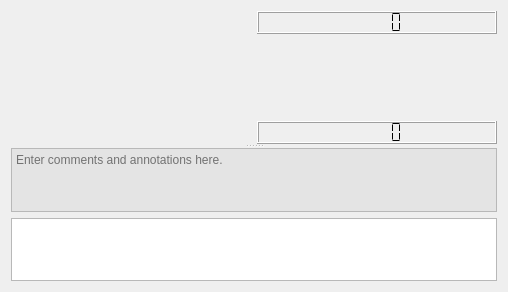
This is src/gui/boardviewex.ui in Isarhamster/chessx as Qt 5 draws it before an edit. The edited form follows.
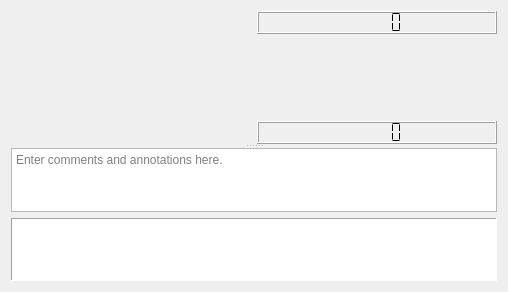
This is the edited form. Custom widgets are drawn as their Qt base class.

What changed in the file:
```diff
--- a/src/gui/boardviewex.ui
+++ b/src/gui/boardviewex.ui
@@ -153,73 +153,12 @@
             <verstretch>0</verstretch>
            </sizepolicy>
           </property>
-          <property name="palette">
-           <palette>
-            <active>
-             <colorrole role="Base">
-              <brush brushstyle="SolidPattern">
-               <color alpha="255">
-                <red>230</red>
-                <green>230</green>
-                <blue>230</blue>
-               </color>
-              </brush>
-             </colorrole>
-             <colorrole role="Highlight">
-              <brush brushstyle="SolidPattern">
-               <color alpha="255">
-                <red>216</red>
-                <green>216</green>
-                <blue>216</blue>
-               </color>
-              </brush>
-             </colorrole>
-            </active>
-            <inactive>
-             <colorrole role="Base">
-              <brush brushstyle="SolidPattern">
-               <color alpha="255">
-                <red>228</red>
-                <green>228</green>
-                <blue>228</blue>
-               </color>
-              </brush>
-             </colorrole>
-             <colorrole role="Highlight">
-              <brush brushstyle="SolidPattern">
-               <color alpha="255">
-                <red>212</red>
-                <green>212</green>
-                <blue>212</blue>
-               </color>
-              </brush>
-             </colorrole>
-            </inactive>
-            <disabled>
-             <colorrole role="Base">
-              <brush brushstyle="SolidPattern">
-               <color alpha="255">
-                <red>236</red>
-                <green>236</green>
-                <blue>236</blue>
-               </color>
-              </brush>
-             </colorrole>
-             <colorrole role="Highlight">
-              <brush brushstyle="SolidPattern">
-               <color alpha="255">
-                <red>212</red>
-                <green>212</green>
-                <blue>212</blue>
-               </color>
-              </brush>
-             </colorrole>
-            </disabled>
-           </palette>
-          </property>
           <property name="toolTip">
            <string>Comments and annotations will be displayed here. You can modify them, too.</string>
           </property>
+          <property name="autoFillBackground">
+           <bool>false</bool>
+          </property>
           <property name="frameShape">
            <enum>QFrame::StyledPanel</enum>
           </property>
@@ -239,45 +178,11 @@
             <verstretch>0</verstretch>
            </sizepolicy>
           </property>
-          <property name="palette">
-           <palette>
-            <active>
-             <colorrole role="Base">
-              <brush brushstyle="SolidPattern">
-               <color alpha="255">
-                <red>238</red>
-                <green>238</green>
-                <blue>238</blue>
-               </color>
-              </brush>
-             </colorrole>
-            </active>
-            <inactive>
-             <colorrole role="Base">
-              <brush brushstyle="SolidPattern">
-               <color alpha="255">
-                <red>255</red>
-                <green>255</green>
-                <blue>255</blue>
-               </color>
-              </brush>
-             </colorrole>
-            </inactive>
-            <disabled>
-             <colorrole role="Base">
-              <brush brushstyle="SolidPattern">
-               <color alpha="255">
-                <red>236</red>
-                <green>236</green>
-                <blue>236</blue>
-               </color>
-              </brush>
-             </colorrole>
-            </disabled>
-           </palette>
+          <property name="autoFillBackground">
+           <bool>false</bool>
           </property>
           <property name="frameShape">
-           <enum>QFrame::StyledPanel</enum>
+           <enum>QFrame::Panel</enum>
           </property>
           <property name="alternatingRowColors">
            <bool>true</bool>
```
